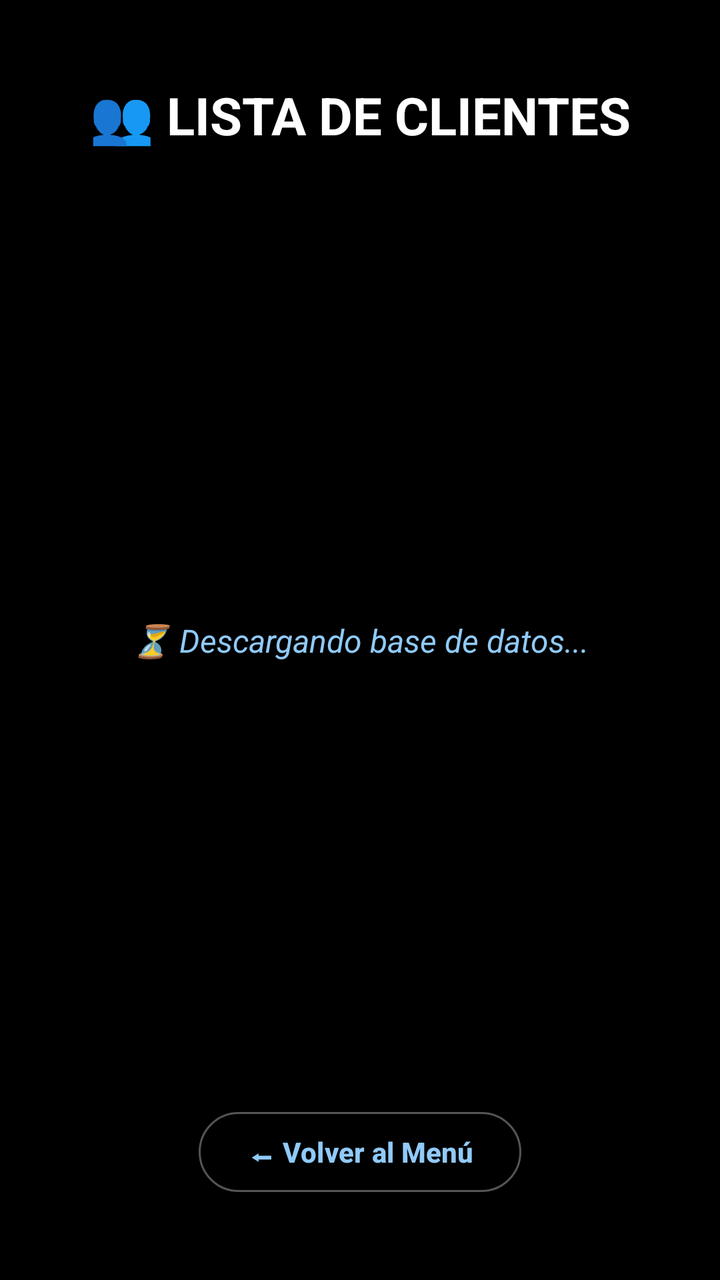
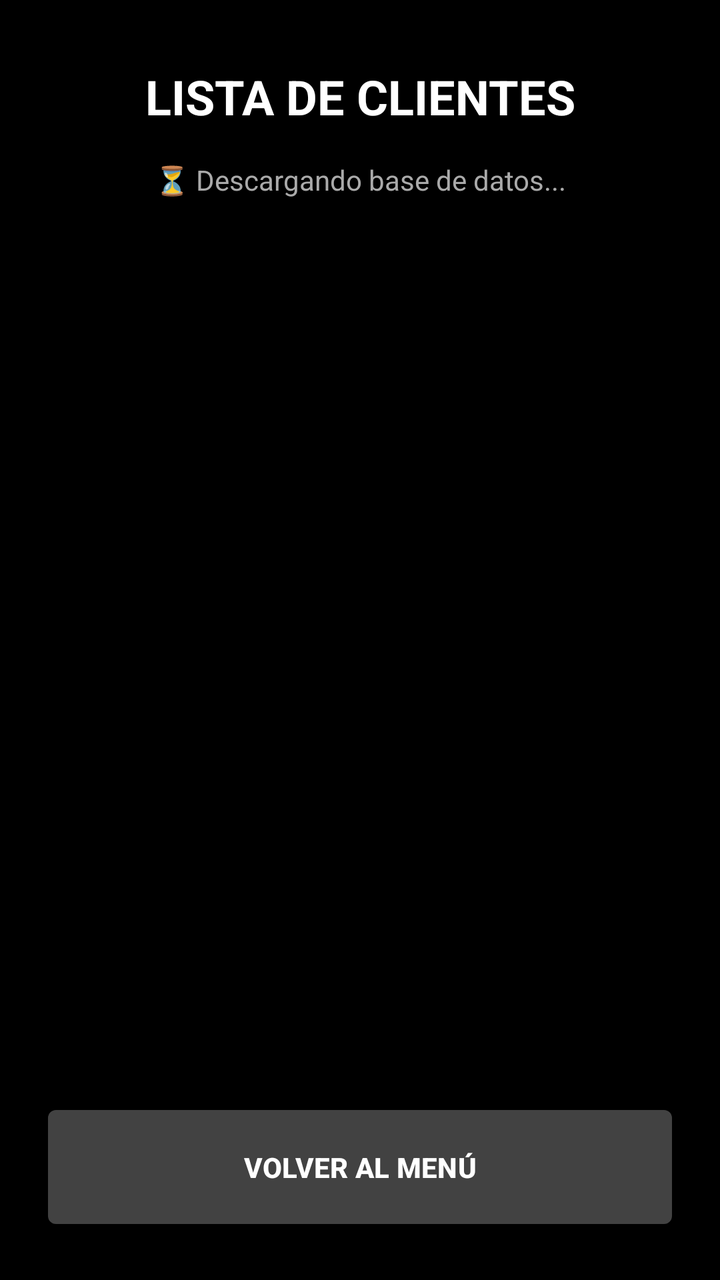

Screens rendered from an Android XML layout before and after an edit, with the pre-edit source and the edit as a unified diff.
<!-- AndroidManifest.xml: application theme Theme.GYMKRATOS -->
<!-- res/layout/activity_ver_clientes.xml -->
<?xml version="1.0" encoding="utf-8"?>
<androidx.constraintlayout.widget.ConstraintLayout xmlns:android="http://schemas.android.com/apk/res/android"
    xmlns:app="http://schemas.android.com/apk/res-auto"
    android:id="@+id/main"
    android:layout_width="match_parent"
    android:layout_height="match_parent"
    android:background="#000000">

    
    <TextView
        android:id="@+id/tvTituloVer"
        android:layout_width="wrap_content"
        android:layout_height="wrap_content"
        android:layout_marginTop="40dp"
        android:text="👥 LISTA DE CLIENTES"
        android:textColor="#FFFFFF"
        android:textSize="26sp"
        android:textStyle="bold"
        app:layout_constraintEnd_toEndOf="parent"
        app:layout_constraintStart_toStartOf="parent"
        app:layout_constraintTop_toTopOf="parent" />

    
    <TextView
        android:id="@+id/tvEstado"
        android:layout_width="wrap_content"
        android:layout_height="wrap_content"
        android:text="⏳ Descargando base de datos..."
        android:textColor="#90CAF9"
        android:textSize="16sp"
        android:textStyle="italic"
        app:layout_constraintBottom_toBottomOf="parent"
        app:layout_constraintEnd_toEndOf="parent"
        app:layout_constraintStart_toStartOf="parent"
        app:layout_constraintTop_toTopOf="parent" />

    
    <ScrollView
        android:id="@+id/scrollClientes"
        android:layout_width="0dp"
        android:layout_height="0dp"
        android:layout_marginTop="24dp"
        android:layout_marginBottom="24dp"
        android:layout_marginHorizontal="24dp"
        app:layout_constraintBottom_toTopOf="@+id/btnVolverDesdeLista"
        app:layout_constraintEnd_toEndOf="parent"
        app:layout_constraintStart_toStartOf="parent"
        app:layout_constraintTop_toBottomOf="@+id/tvTituloVer">

        
        <LinearLayout
            android:id="@+id/contenedorClientes"
            android:layout_width="match_parent"
            android:layout_height="wrap_content"
            android:orientation="vertical" />
    </ScrollView>

    
    <Button
        android:id="@+id/btnVolverDesdeLista"
        android:layout_width="wrap_content"
        android:layout_height="wrap_content"
        android:layout_marginBottom="40dp"
        android:text="⬅ Volver al Menú"
        android:textColor="#90CAF9"
        android:textStyle="bold"
        app:backgroundTint="#000000"
        app:cornerRadius="50dp"
        app:strokeColor="#555555"
        app:strokeWidth="1dp"
        app:layout_constraintBottom_toBottomOf="parent"
        app:layout_constraintEnd_toEndOf="parent"
        app:layout_constraintStart_toStartOf="parent" />

</androidx.constraintlayout.widget.ConstraintLayout>
<!-- resources referenced by this layout -->
<resources>
  <style name="Theme.GYMKRATOS" parent="Base.Theme.GYMKRATOS" />
  <style name="Base.Theme.GYMKRATOS" parent="Theme.Material3.DayNight.NoActionBar">
          
          
      </style>
</resources>

<!-- the commit's change to res/layout/activity_ver_clientes.xml (unified diff, before → after) -->
@@ -1,53 +1,74 @@
 <?xml version="1.0" encoding="utf-8"?>
-<androidx.constraintlayout.widget.ConstraintLayout xmlns:android="http://schemas.android.com/apk/res/android"
+<RelativeLayout xmlns:android="http://schemas.android.com/apk/res/android"
     xmlns:app="http://schemas.android.com/apk/res-auto"
     android:id="@+id/main"
     android:layout_width="match_parent"
     android:layout_height="match_parent"
-    android:background="#000000">
+    android:background="#000000"
+    android:padding="24dp">
 
     
     <TextView
         android:id="@+id/tvTituloVer"
-        android:layout_width="wrap_content"
+        android:layout_width="match_parent"
         android:layout_height="wrap_content"
-        android:layout_marginTop="40dp"
-        android:text="👥 LISTA DE CLIENTES"
+        android:text="LISTA DE CLIENTES"
+        android:textAlignment="center"
         android:textColor="#FFFFFF"
-        android:textSize="26sp"
+        android:textSize="24sp"
         android:textStyle="bold"
-        app:layout_constraintEnd_toEndOf="parent"
-        app:layout_constraintStart_toStartOf="parent"
-        app:layout_constraintTop_toTopOf="parent" />
+        android:layout_marginTop="8dp"
+        android:layout_marginBottom="16dp"/>
+
+    
+    <Switch
+        android:id="@+id/switchVerLista"
+        android:layout_width="match_parent"
+        android:layout_height="wrap_content"
+        android:layout_below="@id/tvTituloVer"
+        android:text="Modo: Mis Clientes (Personalizados)"
+        android:textColor="#B71C1C"
+        android:textSize="16sp"
+        android:textStyle="bold"
+        android:visibility="gone"
+        android:layout_marginBottom="16dp"
+        android:thumbTint="#FFFFFF"
+        android:trackTint="#424242"/>
 
     
     <TextView
         android:id="@+id/tvEstado"
-        android:layout_width="wrap_content"
+        android:layout_width="match_parent"
         android:layout_height="wrap_content"
+        android:layout_below="@id/switchVerLista"
         android:text="⏳ Descargando base de datos..."
-        android:textColor="#90CAF9"
-        android:textSize="16sp"
-        android:textStyle="italic"
-        app:layout_constraintBottom_toBottomOf="parent"
-        app:layout_constraintEnd_toEndOf="parent"
-        app:layout_constraintStart_toStartOf="parent"
-        app:layout_constraintTop_toTopOf="parent" />
+        android:textColor="#AAAAAA"
+        android:textAlignment="center"
+        android:layout_marginBottom="16dp"
+        android:visibility="visible"/>
+
+    
+    <Button
+        android:id="@+id/btnReconectar"
+        android:layout_width="match_parent"
+        android:layout_height="65dp"
+        android:layout_below="@id/tvEstado"
+        android:text="🔄 REINTENTAR CONEXIÓN"
+        android:textColor="#FFFFFF"
+        android:textStyle="bold"
+        app:backgroundTint="#B71C1C"
+        app:cornerRadius="4dp"
+        android:layout_marginBottom="16dp"
+        android:visibility="gone"/>
 
     
     <ScrollView
-        android:id="@+id/scrollClientes"
-        android:layout_width="0dp"
-        android:layout_height="0dp"
-        android:layout_marginTop="24dp"
-        android:layout_marginBottom="24dp"
-        android:layout_marginHorizontal="24dp"
-        app:layout_constraintBottom_toTopOf="@+id/btnVolverDesdeLista"
-        app:layout_constraintEnd_toEndOf="parent"
-        app:layout_constraintStart_toStartOf="parent"
-        app:layout_constraintTop_toBottomOf="@+id/tvTituloVer">
+        android:layout_width="match_parent"
+        android:layout_height="match_parent"
+        android:layout_below="@id/btnReconectar"
+        android:layout_above="@id/btnVolverDesdeLista"
+        android:layout_marginBottom="16dp">
 
-        
         <LinearLayout
             android:id="@+id/contenedorClientes"
             android:layout_width="match_parent"
@@ -58,18 +79,13 @@
     
     <Button
         android:id="@+id/btnVolverDesdeLista"
-        android:layout_width="wrap_content"
-        android:layout_height="wrap_content"
-        android:layout_marginBottom="40dp"
-        android:text="⬅ Volver al Menú"
-        android:textColor="#90CAF9"
+        android:layout_width="match_parent"
+        android:layout_height="65dp"
+        android:layout_alignParentBottom="true"
+        android:text="VOLVER AL MENÚ"
+        android:textColor="#FFFFFF"
         android:textStyle="bold"
-        app:backgroundTint="#000000"
-        app:cornerRadius="50dp"
-        app:strokeColor="#555555"
-        app:strokeWidth="1dp"
-        app:layout_constraintBottom_toBottomOf="parent"
-        app:layout_constraintEnd_toEndOf="parent"
-        app:layout_constraintStart_toStartOf="parent" />
+        app:backgroundTint="#424242"
+        app:cornerRadius="4dp" />
 
-</androidx.constraintlayout.widget.ConstraintLayout>
+</RelativeLayout>
